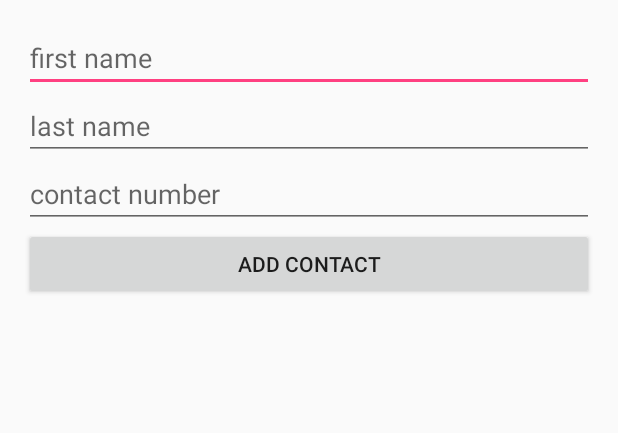
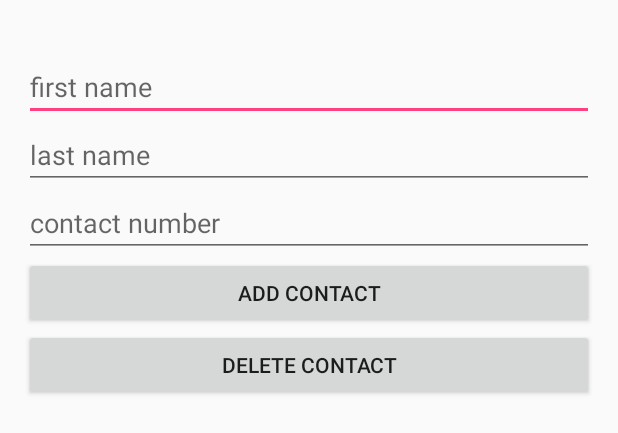
Before and after one commit to ralpholores/ContactApp, an Android app: the layout content_main.xml on its own in the app's theme, with its tools: preview values and no code run, on a phone screen of 412 x 824 dp. Shown: the top 433 px of the screen. Run offline under Robolectric (Android 15) with nearby library versions, the phone set to English and light mode, and no system bars.

```diff
--- a/app/src/main/res/layout/content_main.xml
+++ b/app/src/main/res/layout/content_main.xml
@@ -13,6 +13,10 @@
     tools:showIn="@layout/activity_main"
     android:orientation="vertical">
 
+    <TextView
+        android:layout_width="match_parent"
+        android:layout_height="wrap_content"
+        android:id="@+id/txtView"/>
     <EditText
         android:layout_width="match_parent"
         android:layout_height="wrap_content"
@@ -32,8 +36,13 @@
     <Button
         android:layout_width="match_parent"
         android:layout_height="wrap_content"
-        android:id="@+id/btn"
+        android:id="@+id/btnAdd"
         android:text="@string/add"/>
+    <Button
+        android:layout_width="match_parent"
+        android:layout_height="wrap_content"
+        android:id="@+id/btnDel"
+        android:text="Delete Contact"/>
     <ListView
         android:layout_width="match_parent"
         android:layout_height="wrap_content"
```
Also changed, not shown: app/src/main/java/com/contactapp/MainActivity.java (+30 -53 lines).
